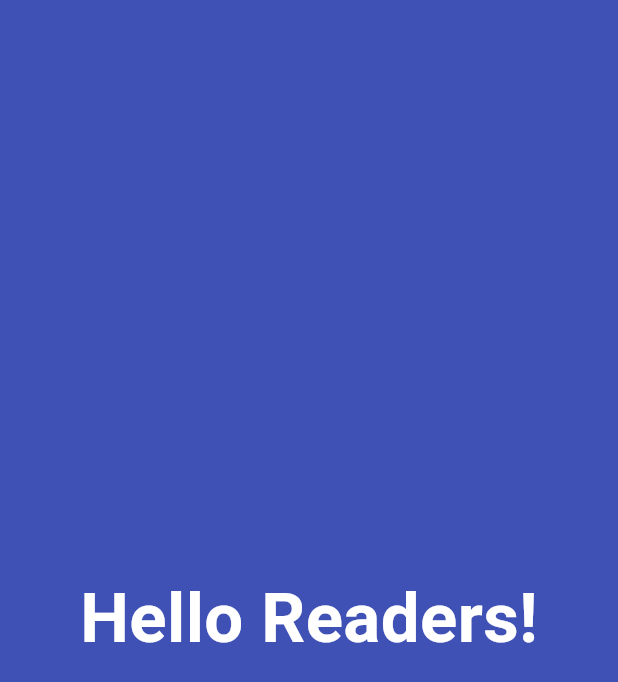
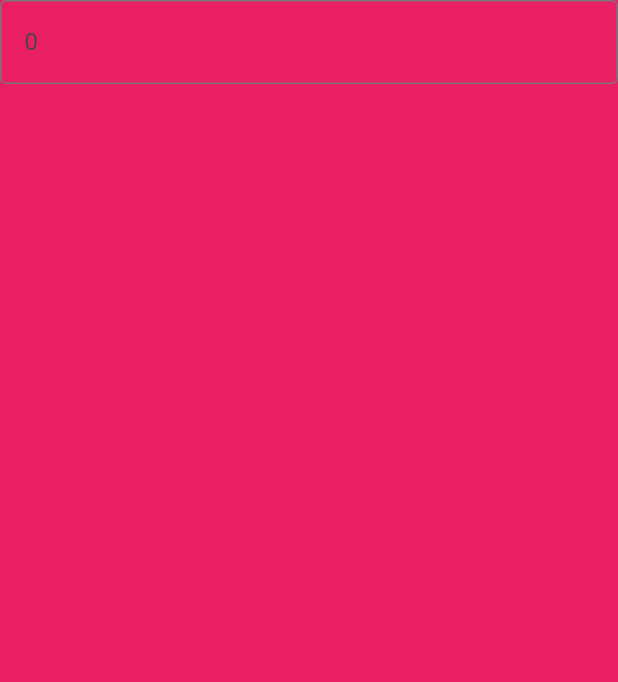
Before and after one commit to yoursmanjunad/Flutter_E-Commerce, a Flutter app: the screen it shows after launch, on a phone screen of 412 x 824 dp. Shown: the top 682 px of the screen. Run offline on Flutter 3.47's test engine with Material 3 defaults, Android fonts, the phone set to English and light mode, and no system bars.

Commit message:
Pushing Files

```diff
--- a/project_bookeeda/lib/app/app.dart
+++ b/project_bookeeda/lib/app/app.dart
@@ -8,9 +8,12 @@ class MyApp extends StatelessWidget {
 
   @override
   Widget build(BuildContext context) {
-    return const MaterialApp(
+    return MaterialApp(
       title: "Bookeeda",
-      home: Homeview(),
+      theme: ThemeData(
+        primarySwatch: Colors.pink,
+      ),
+      home: const Homeview(),
     );
   }
 }
--- /dev/null
+++ b/project_bookeeda/lib/views/calc_view.dart
@@ -0,0 +1,29 @@
+import 'package:flutter/material.dart';
+
+class CalcView extends StatelessWidget {
+  const CalcView({super.key});
+
+  @override
+  Widget build(BuildContext context) {
+    return const Column(
+      children: [
+        TextField(
+          decoration: InputDecoration(
+            border: OutlineInputBorder(
+              borderSide: BorderSide(
+                color: Colors.white,
+              ),
+            ),
+            focusedBorder: OutlineInputBorder(
+              borderSide: BorderSide(
+                color: Colors.white,
+              ),
+            ),
+            labelText: "0",
+            hintText: "Enter a number",
+          ),
+        )
+      ],
+    );
+  }
+}
--- a/project_bookeeda/lib/views/homeview.dart
+++ b/project_bookeeda/lib/views/homeview.dart
@@ -1,26 +1,15 @@
 import 'package:flutter/material.dart';
+import 'package:project_bookeeda/views/calc_view.dart';
 
 class Homeview extends StatelessWidget {
   const Homeview({super.key});
 
   @override
   Widget build(BuildContext context) {
-    return MaterialApp(
-      title: "Homeview",
-      home: Material(
-        child: Container(
-          color: Colors.indigo,
-          child: const Center(
-            child: Text(
-              "Hello Readers!",
-              style: TextStyle(
-                fontSize: 46,
-                color: Colors.white,
-                fontWeight: FontWeight.bold,
-              ),
-            ),
-          ),
-        ),
+    return const Scaffold(
+      backgroundColor: Colors.pink,
+      body: SafeArea(
+        child: CalcView(),
       ),
     );
   }
```
Also changed, not shown: 1 other file.
